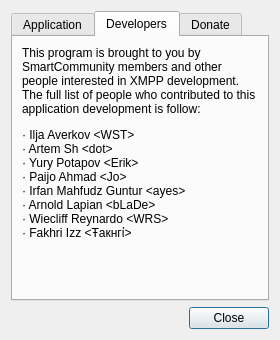
Old version of the form ui/aboutwindow.ui in the repository WST/acid-pc.
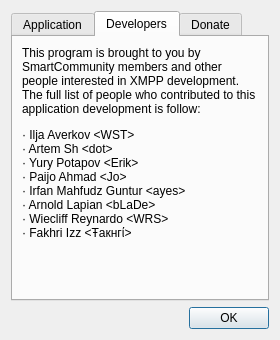
New version of the form. Icons and pictures are not drawn.

Commit message: A little About window fix

Diff of the .ui file:
```diff
--- a/ui/aboutwindow.ui
+++ b/ui/aboutwindow.ui
@@ -113,7 +113,7 @@
      <item>
       <widget class="QDialogButtonBox" name="buttonBox">
        <property name="standardButtons">
-        <set>QDialogButtonBox::Close</set>
+        <set>QDialogButtonBox::Ok</set>
        </property>
       </widget>
      </item>
```
